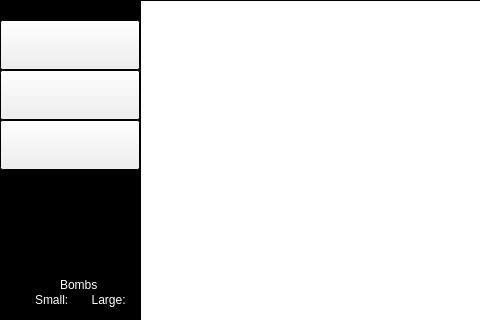
Old version of the form 3get33/3get33/MainUI/mainwindow.ui in the repository Egepi/3get33; both pictures show x 0 to 480 and y 0 to 320 of the 740 by 480 pixel window.
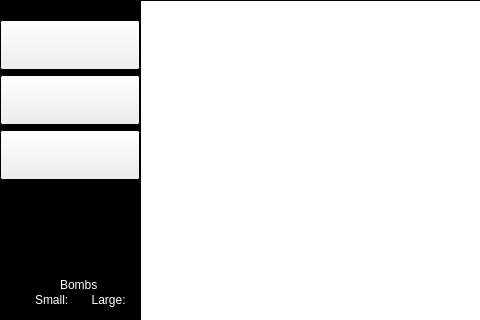
New version of the form.

Diff of the .ui file:
```diff
--- a/3get33/3get33/MainUI/mainwindow.ui
+++ b/3get33/3get33/MainUI/mainwindow.ui
@@ -114,7 +114,7 @@
     <property name="geometry">
      <rect>
       <x>0</x>
-      <y>120</y>
+      <y>130</y>
       <width>140</width>
       <height>50</height>
      </rect>
@@ -127,7 +127,7 @@
     <property name="geometry">
      <rect>
       <x>0</x>
-      <y>70</y>
+      <y>75</y>
       <width>140</width>
       <height>50</height>
      </rect>
```
